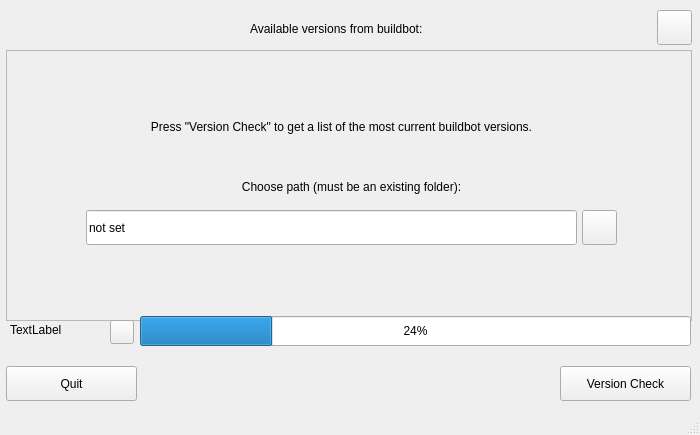
This is mainwindow.ui in overmindstudios/BlenderUpdater as Qt 5 draws it before an edit. The edited form follows.
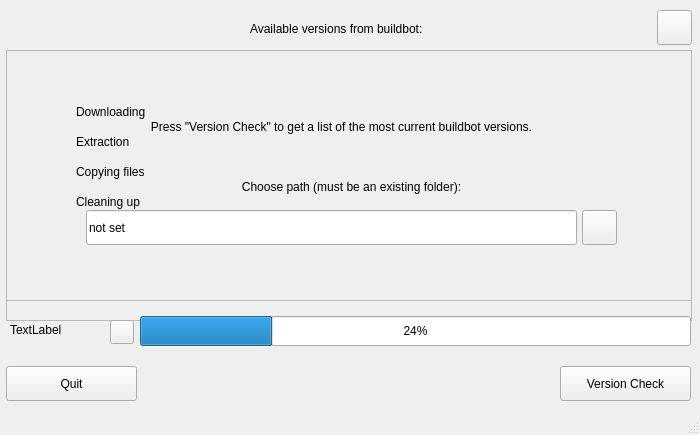
This is the edited form. Icons and pictures are not drawn.

What changed in the file:
```diff
--- a/mainwindow.ui
+++ b/mainwindow.ui
@@ -263,6 +263,126 @@
       <normaloff>:/newPrefix/images/Cancel-icon.png</normaloff>:/newPrefix/images/Cancel-icon.png</iconset>
     </property>
    </widget>
+   <widget class="QFrame" name="frm_progress">
+    <property name="geometry">
+     <rect>
+      <x>6</x>
+      <y>50</y>
+      <width>686</width>
+      <height>251</height>
+     </rect>
+    </property>
+    <property name="frameShape">
+     <enum>QFrame::StyledPanel</enum>
+    </property>
+    <property name="frameShadow">
+     <enum>QFrame::Raised</enum>
+    </property>
+    <widget class="QLabel" name="lbl_download_pic">
+     <property name="geometry">
+      <rect>
+       <x>40</x>
+       <y>50</y>
+       <width>24</width>
+       <height>24</height>
+      </rect>
+     </property>
+     <property name="text">
+      <string/>
+     </property>
+    </widget>
+    <widget class="QLabel" name="lbl_extract_pic">
+     <property name="geometry">
+      <rect>
+       <x>40</x>
+       <y>80</y>
+       <width>24</width>
+       <height>24</height>
+      </rect>
+     </property>
+     <property name="text">
+      <string/>
+     </property>
+    </widget>
+    <widget class="QLabel" name="lbl_copy_pic">
+     <property name="geometry">
+      <rect>
+       <x>40</x>
+       <y>110</y>
+       <width>24</width>
+       <height>24</height>
+      </rect>
+     </property>
+     <property name="text">
+      <string/>
+     </property>
+    </widget>
+    <widget class="QLabel" name="lbl_download_pic_2">
+     <property name="geometry">
+      <rect>
+       <x>70</x>
+       <y>50</y>
+       <width>81</width>
+       <height>24</height>
+      </rect>
+     </property>
+     <property name="text">
+      <string>Downloading</string>
+     </property>
+    </widget>
+    <widget class="QLabel" name="lbl_download_pic_3">
+     <property name="geometry">
+      <rect>
+       <x>70</x>
+       <y>80</y>
+       <width>81</width>
+       <height>24</height>
+      </rect>
+     </property>
+     <property name="text">
+      <string>Extraction</string>
+     </property>
+    </widget>
+    <widget class="QLabel" name="lbl_download_pic_4">
+     <property name="geometry">
+      <rect>
+       <x>70</x>
+       <y>110</y>
+       <width>81</width>
+       <height>24</height>
+      </rect>
+     </property>
+     <property name="text">
+      <string>Copying files</string>
+     </property>
+    </widget>
+    <widget class="QLabel" name="lbl_clean_pic">
+     <property name="geometry">
+      <rect>
+       <x>40</x>
+       <y>140</y>
+       <width>24</width>
+       <height>24</height>
+      </rect>
+     </property>
+     <property name="text">
+      <string/>
+     </property>
+    </widget>
+    <widget class="QLabel" name="lbl_download_pic_5">
+     <property name="geometry">
+      <rect>
+       <x>70</x>
+       <y>140</y>
+       <width>81</width>
+       <height>24</height>
+      </rect>
+     </property>
+     <property name="text">
+      <string>Cleaning up</string>
+     </property>
+    </widget>
+   </widget>
    <zorder>frm_start</zorder>
    <zorder>btn_Quit</zorder>
    <zorder>btn_Check</zorder>
```
Left out of the diff: 1 changed line with no effect on the pictures.
